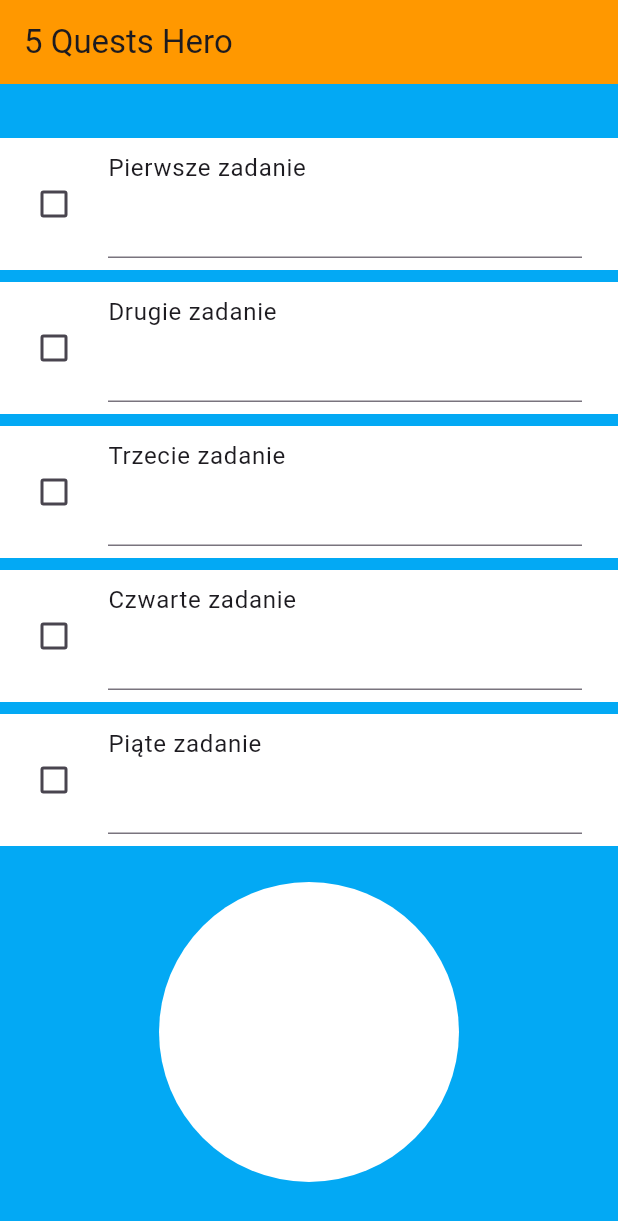
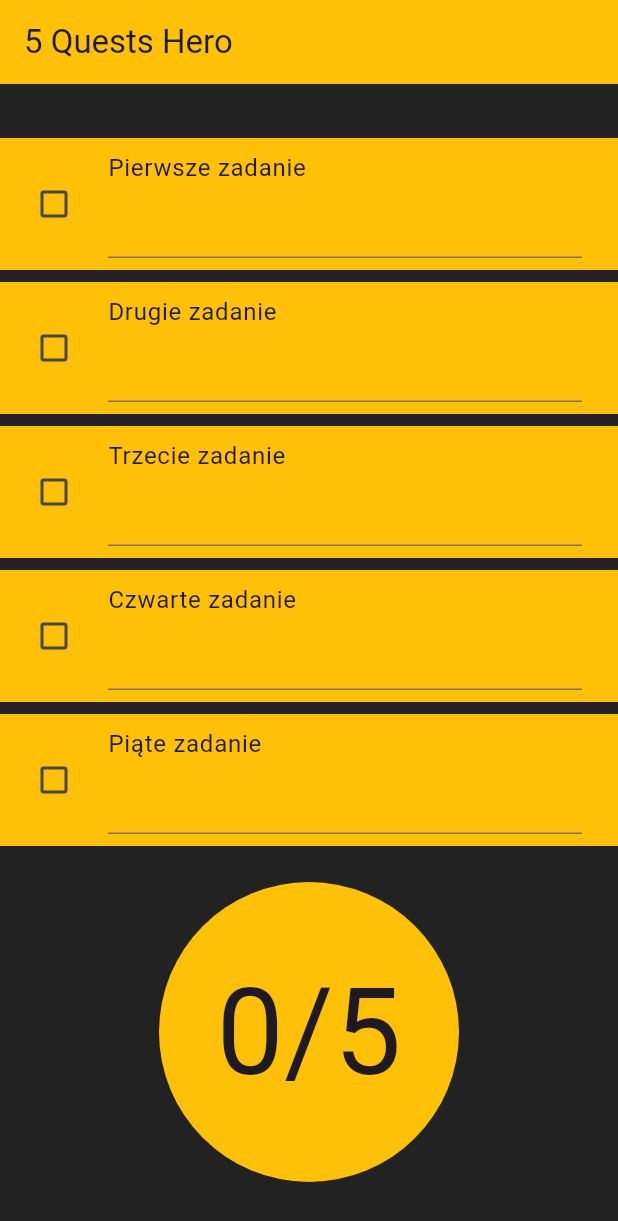
Before and after one commit to Maciej-6/five_quests, a Flutter app: the screen it shows after launch, on a phone screen of 412 x 824 dp. Shown: the top 1221 px of the screen. Run offline on Flutter 3.47's test engine with Material 3 defaults, Android fonts, the light colour scheme and no system bars.

Commit message:
checkboxes counter

```diff
--- a/lib/main.dart
+++ b/lib/main.dart
@@ -25,22 +25,15 @@ class MyHomePage extends StatefulWidget {
 }
 
 class _MyHomePageState extends State<MyHomePage> {
-  bool? firstQuest = false;
-  bool? secondQuest = false;
-  bool? thirdQuest = false;
-  bool? fourthQuest = false;
-  bool? fifthQuest = false;
-
-  // bool checkBoxValue1 = false;
-
+  List<bool> isSelected = [false, false, false, false, false];
   @override
   Widget build(BuildContext context) {
     return Scaffold(
       appBar: AppBar(
-        backgroundColor: Colors.orange,
+        backgroundColor: Colors.amber,
         title: Text(widget.title),
       ),
-      backgroundColor: Colors.lightBlue,
+      backgroundColor: Colors.black87,
       body: Center(
         child: Column(
           mainAxisAlignment: MainAxisAlignment.center,
@@ -50,16 +43,16 @@ class _MyHomePageState extends State<MyHomePage> {
               subtitle: Container(
                 child: TextField(),
               ),
-              value: firstQuest,
+              value: isSelected[0],
               onChanged: (bool? value) {
                 setState(() {
-                  firstQuest = value;
+                  isSelected[0] = value!;
                 });
               },
-              activeColor: Colors.orange,
+              activeColor: Colors.black87,
               checkColor: Colors.white,
               controlAffinity: ListTileControlAffinity.leading,
-              tileColor: Colors.white,
+              tileColor: Colors.amber,
             ),
             const SizedBox(height: 8),
             CheckboxListTile(
@@ -67,16 +60,16 @@ class _MyHomePageState extends State<MyHomePage> {
               subtitle: Container(
                 child: TextField(),
               ),
-              value: secondQuest,
+              value: isSelected[1],
               onChanged: (bool? value) {
                 setState(() {
-                  secondQuest = value;
+                  isSelected[1] = value!;
                 });
               },
-              activeColor: Colors.orange,
+              activeColor: Colors.black87,
               checkColor: Colors.white,
               controlAffinity: ListTileControlAffinity.leading,
-              tileColor: Colors.white,
+              tileColor: Colors.amber,
             ),
             const SizedBox(height: 8),
             CheckboxListTile(
@@ -84,16 +77,16 @@ class _MyHomePageState extends State<MyHomePage> {
               subtitle: Container(
                 child: TextField(),
               ),
-              value: thirdQuest,
+              value: isSelected[2],
               onChanged: (bool? value) {
                 setState(() {
-                  thirdQuest = value;
+                  isSelected[2] = value!;
                 });
               },
-              activeColor: Colors.orange,
+              activeColor: Colors.black87,
               checkColor: Colors.white,
               controlAffinity: ListTileControlAffinity.leading,
-              tileColor: Colors.white,
+              tileColor: Colors.amber,
             ),
             const SizedBox(height: 8),
             CheckboxListTile(
@@ -101,16 +94,16 @@ class _MyHomePageState extends State<MyHomePage> {
               subtitle: Container(
                 child: TextField(),
               ),
-              value: fourthQuest,
+              value: isSelected[3],
               onChanged: (bool? value) {
                 setState(() {
-                  fourthQuest = value;
+                  isSelected[3] = value!;
                 });
               },
-              activeColor: Colors.orange,
+              activeColor: Colors.black87,
               checkColor: Colors.white,
               controlAffinity: ListTileControlAffinity.leading,
-              tileColor: Colors.white,
+              tileColor: Colors.amber,
             ),
             const SizedBox(height: 8),
             CheckboxListTile(
@@ -118,24 +111,31 @@ class _MyHomePageState extends State<MyHomePage> {
               subtitle: Container(
                 child: TextField(),
               ),
-              value: fifthQuest,
+              value: isSelected[4],
               onChanged: (bool? value) {
                 setState(() {
-                  fifthQuest = value;
+                  isSelected[4] = value!;
                 });
               },
-              activeColor: Colors.orange,
+              activeColor: Colors.black87,
               checkColor: Colors.white,
               controlAffinity: ListTileControlAffinity.leading,
-              tileColor: Colors.white,
+              tileColor: Colors.amber,
             ),
             const SizedBox(height: 24),
             Container(
               width: 200.0,
               height: 200.0,
-              decoration: BoxDecoration(
+              decoration: const BoxDecoration(
                 shape: BoxShape.circle,
-                color: Colors.white,
+                color: Colors.amber,
+              ),
+              child: Center(
+                child: Text("${isSelected.where((element) => element == true).length}/5",
+                  style: const TextStyle(
+                    fontSize: 80,
+                  ),
+                ),
               ),
             ),
           ],
```
